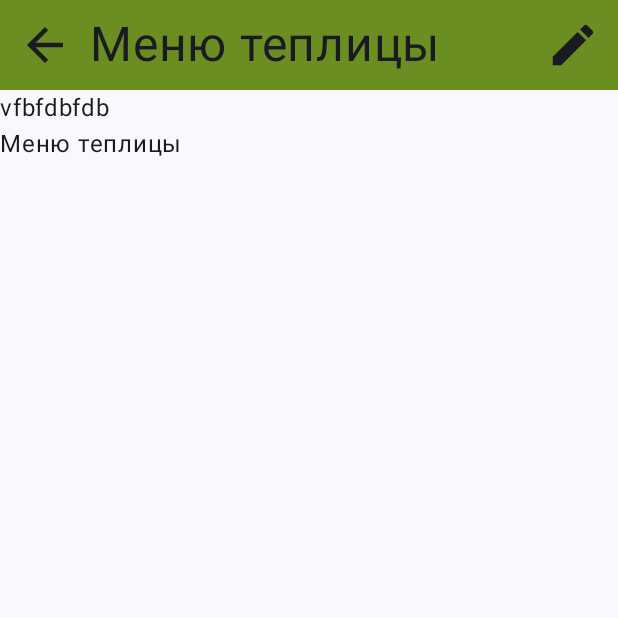
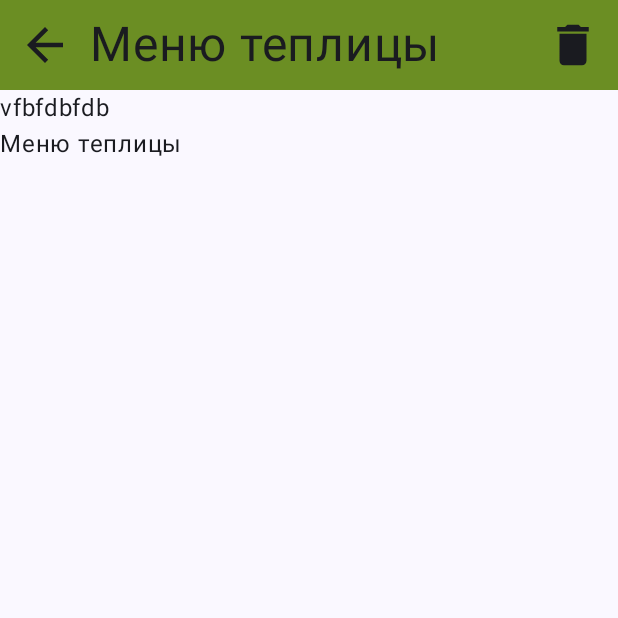
Before and after one commit to Crivetkaaa/SmartGarden.v.2.0, an Android app built with Jetpack Compose: the GardenPage screen opened directly, with no data from a screen before it, on a phone screen of 412 x 824 dp, the top half of it. Run offline under Robolectric (Android 15) with nearby library versions, the phone set to English and light mode, and no system bars; libraries missing offline, so code that uses them is left out: khttp.get, khttp.post; 3 statements that could not run were skipped.

Commit message:
Удаление теплицы

```diff
--- a/app/src/main/java/com/example/smartgarden/AddGardenPage.kt
+++ b/app/src/main/java/com/example/smartgarden/AddGardenPage.kt
@@ -75,7 +75,7 @@ fun Greeting3(modifier: Modifier = Modifier) {
         }
     }
     Scaffold (modifier = Modifier.fillMaxSize()) { innerPadding ->
-
+        Column(modifier.padding(innerPadding)) {
             TopMenu(
                 content,
                 "Новая теплица",
@@ -83,7 +83,7 @@ fun Greeting3(modifier: Modifier = Modifier) {
                 Icons.Default.ArrowBack,
                 { backArrowButton(content) },
             )
-            Column {
+
             Spacer(Modifier.fillMaxHeight(0.12f))
 
             InputString(
--- a/app/src/main/java/com/example/smartgarden/GeneratePage.kt
+++ b/app/src/main/java/com/example/smartgarden/GeneratePage.kt
@@ -18,6 +18,7 @@ import androidx.compose.material.icons.Icons
 import androidx.compose.material.icons.filled.ArrowBack
 import androidx.compose.material.icons.filled.ArrowDropDown
 import androidx.compose.material.icons.filled.Create
+import androidx.compose.material.icons.filled.Delete
 import androidx.compose.material.icons.filled.Face
 import androidx.compose.material.icons.filled.Home
 import androidx.compose.material3.Divider
@@ -48,7 +49,7 @@ import androidx.compose.ui.unit.sp
 
 @Composable
 fun TopMenu(context: Context, text: String, description:String, icon:ImageVector, function: (() -> Unit),
-            editbutton: Boolean = false){
+            deleteButton: Boolean = false){
 
 
     Row(
@@ -67,15 +68,15 @@ fun TopMenu(context: Context, text: String, description:String, icon:ImageVector
             text=text,
             fontSize = 32.sp
         )
-        if (editbutton) {
+        if (deleteButton) {
             Row(modifier = Modifier.fillMaxWidth(),
                 horizontalArrangement = Arrangement.End,
                 ) {
                 Icon(
-                    imageVector = Icons.Default.Create,
-                    contentDescription = "editbutton",
+                    imageVector = Icons.Default.Delete,
+                    contentDescription = "deleteButton",
                     modifier = Modifier.size(60.dp, 60.dp).padding(horizontal = 12.dp)
-                        .clickable { editButton(context) }
+                        .clickable { deleteButton(context) }
                 )
             }
         }
--- a/app/src/main/res/xml/network_security_config.xml
+++ b/app/src/main/res/xml/network_security_config.xml
@@ -1,6 +1,6 @@
 <?xml version="1.0" encoding="utf-8"?>
 <network-security-config>
     <domain-config cleartextTrafficPermitted="true">
-        <domain includeSubdomains="true">192.168.1.120</domain>
+        <domain includeSubdomains="true">188.32.24.142</domain>
     </domain-config>
 </network-security-config>
```
Also changed, not shown: app/src/main/java/com/example/smartgarden/ClickFunctions.kt (+14 -2 lines), app/src/main/java/com/example/smartgarden/ConnectToAPI.kt (+15 -1 lines).
